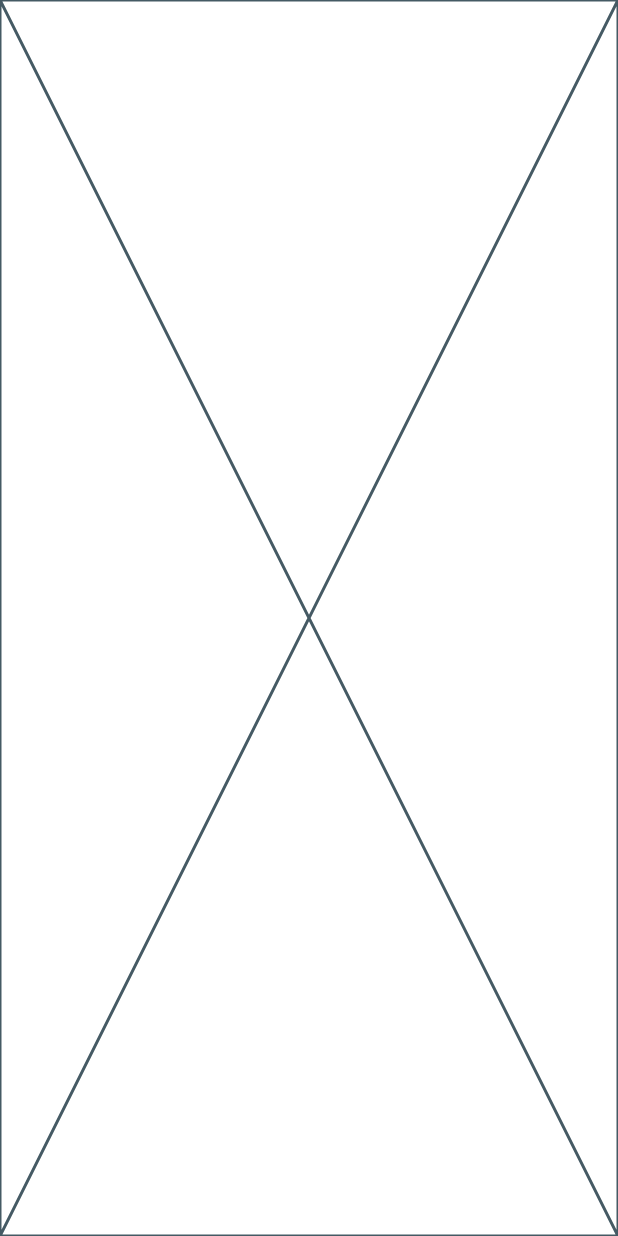
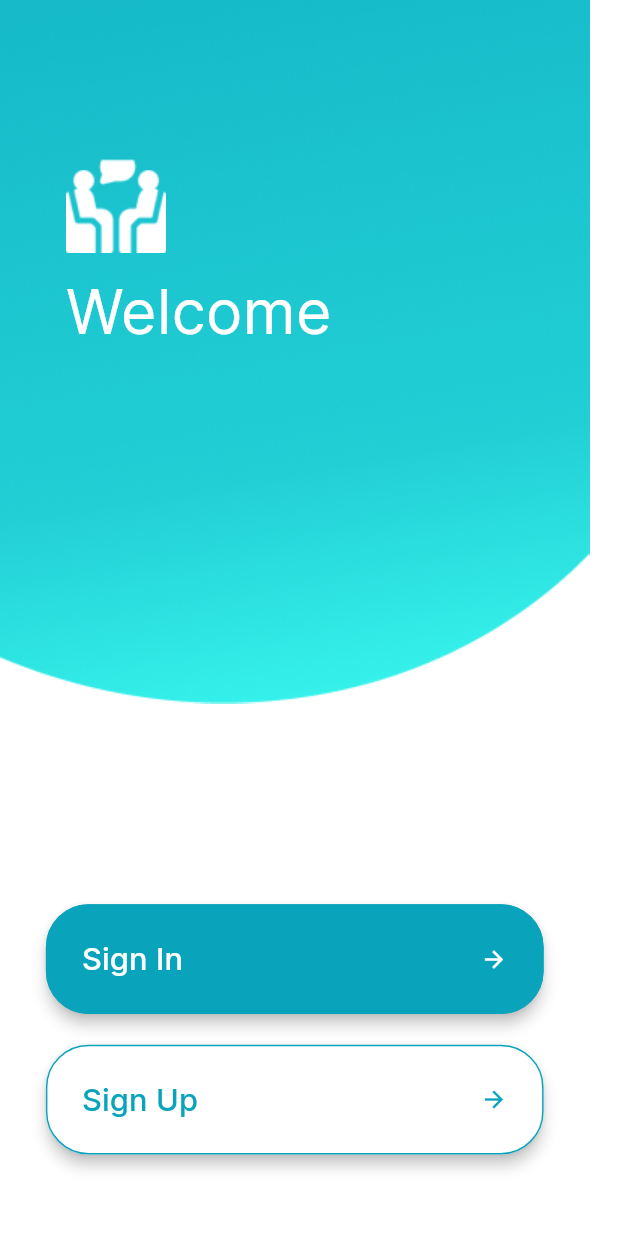
Before and after one commit to logicberry/counsellor_booking_app, a Flutter app: the screen it shows after launch, on a phone screen of 412 x 824 dp. Run offline on Flutter 3.47's test engine with Material 3 defaults, Android fonts, the light colour scheme and no system bars; our stand-ins replace flutter_screenutil, page_transition.

Commit message:
add splash & welcome screens

```diff
--- a/lib/common/appbar.dart
+++ b/lib/common/appbar.dart
@@ -25,7 +25,7 @@ class CLAppBar extends StatelessWidget implements PreferredSizeWidget {
           elevation: 0,
           backgroundColor: Colors.transparent,
           leadingWidth: 30,
-          title: AppTheme.gilroyText(title!, context,
+          title: AppTheme.clText(title!, context,
               size: 16,
               textColor: AppColors.primaryColor,
               fontWeight: FontWeight.w600),
--- a/lib/common/button.dart
+++ b/lib/common/button.dart
@@ -1,27 +1,28 @@
 import 'package:flutter/material.dart';
 import 'package:flutter_screenutil/flutter_screenutil.dart';
-
 
 class CLButtton extends StatelessWidget {
   final Widget child;
   final Color color;
+  final Color? borderColor;
   final VoidCallback onTap;
   const CLButtton(
       {super.key,
       required this.child,
       required this.color,
-      required this.onTap});
+      required this.onTap, this.borderColor});
 
   @override
   Widget build(BuildContext context) {
     return ElevatedButton(
       onPressed: onTap,
       style: ElevatedButton.styleFrom(
-          elevation: 0,
+          elevation: 4,
           backgroundColor: color,
           fixedSize: Size(302.w, 72.h),
-          shape:
-              RoundedRectangleBorder(borderRadius: BorderRadius.circular(10))),
+          shape: RoundedRectangleBorder(
+              side: BorderSide(color: borderColor!),
+              borderRadius: BorderRadius.circular(28.r))),
       child: child,
     );
   }
--- a/lib/core/app_assets.dart
+++ b/lib/core/app_assets.dart
@@ -10,4 +10,6 @@ class AssetPath {
   static const String logoGreen = '${assetPath}logo-green.png';
   static const String logoWhite = '${assetPath}logo-white.png';
   static const String otp = '${assetPath}otp.png';
+  static const String ellipse1 = '${assetPath}Ellipse1.png';
+  static const String ellipse2 = '${assetPath}Ellipse2.png';
 }
--- a/lib/core/app_colors.dart
+++ b/lib/core/app_colors.dart
@@ -3,7 +3,7 @@ import 'package:flutter/material.dart';
 @immutable
 class AppColors {
   const AppColors._();
-  static const Color primaryColor = Color(0xFF22215B);
+  static const Color primaryColor = Color(0xFF09A4BB);
   static const Color secondaryColor = Color(0xFFF1F3F6);
-    static const Color white = Color(0xFFFFFFFF);
+  static const Color white = Color(0xFFFFFFFF);
 }
--- a/lib/core/app_theme.dart
+++ b/lib/core/app_theme.dart
@@ -9,9 +9,9 @@ class AppTheme {
       ),
       scaffoldBackgroundColor: AppColors.white,
       textTheme: const TextTheme(),
-      fontFamily: 'Gilroy');
+      fontFamily: 'Inter');
 
-  static Text gilroyText(String text, BuildContext context,
+  static Text clText(String text, BuildContext context,
       {FontWeight? fontWeight,
       double? size,
       Color? textColor,
@@ -21,7 +21,7 @@ class AppTheme {
       text,
       textAlign: textAlign,
       style: TextStyle(
-          fontFamily: 'Gilroy',
+          fontFamily: 'Inter',
           fontSize: size?.h,
           fontWeight: fontWeight,
           color: textColor,
--- a/lib/features/authentication/screens/welcome.dart
+++ b/lib/features/authentication/screens/welcome.dart
@@ -0,0 +1,49 @@
+import 'package:counsellor/features/authentication/widgets/auth_button.dart';
+import 'package:flutter/material.dart';
+import 'package:flutter_screenutil/flutter_screenutil.dart';
+
+import '../../../core/core.dart';
+
+class WelcomeScreen extends StatelessWidget {
+  static const routeName = '/welcome-screen';
+  const WelcomeScreen({super.key});
+
+  @override
+  Widget build(BuildContext context) {
+    return Scaffold(
+        body: Column(
+      children: [
+        Stack(
+          children: [
+            Image.asset(AssetPath.ellipse1),
+            Positioned(
+              top: 100.h,
+              left: 40.w,
+              child: Column(
+                  crossAxisAlignment: CrossAxisAlignment.start,
+                  children: [
+                    Image.asset(AssetPath.logoWhite),
+                    Space.height(10.h),
+                    AppTheme.clText('Welcome', context,
+                        size: 40,
+                        fontWeight: FontWeight.w400,
+                        textColor: AppColors.white),
+                  ]),
+            ),
+          ],
+        ),
+        Space.height(130.h),
+        const AuthButton(
+          text: 'Sign In',
+          color: AppColors.primaryColor,
+        ),
+        Space.height(20.h),
+        const AuthButton(
+            text: 'Sign Up',
+            color: AppColors.white,
+            textColor: AppColors.primaryColor,
+            arrowColor: AppColors.primaryColor),
+      ],
+    ));
+  }
+}
--- /dev/null
+++ b/lib/features/authentication/widgets/auth_button.dart
@@ -0,0 +1,33 @@
+import 'package:flutter/material.dart';
+import 'package:flutter_screenutil/flutter_screenutil.dart';
+
+import '../../../common/button.dart';
+import '../../../core/core.dart';
+
+class AuthButton extends StatelessWidget {
+  final String text;
+  final Color color, textColor, arrowColor;
+  const AuthButton(
+      {super.key,
+      required this.text,
+      required this.color,
+      this.textColor = AppColors.white,
+      this.arrowColor = AppColors.white});
+
+  @override
+  Widget build(BuildContext context) {
+    return CLButtton(
+        borderColor: AppColors.primaryColor,
+        color: color,
+        onTap: () {},
+        child:
+            Row(mainAxisAlignment: MainAxisAlignment.spaceBetween, children: [
+          AppTheme.clText(text, context, size: 20.h, textColor: textColor),
+          Space.height(10.h),
+          Icon(
+            Icons.arrow_forward_sharp,
+            color: arrowColor,
+          )
+        ]));
+  }
+}
--- a/lib/main.dart
+++ b/lib/main.dart
@@ -1,7 +1,7 @@
 import 'package:counsellor/router.dart';
-import 'package:device_preview/device_preview.dart';
+// import 'package:device_preview/device_preview.dart';
 
-import 'package:flutter/foundation.dart';
+// import 'package:flutter/foundation.dart';
 import 'package:flutter/material.dart';
 import 'package:flutter/services.dart';
 import 'package:flutter_screenutil/flutter_screenutil.dart';
@@ -14,10 +14,11 @@ void main() {
   SystemChrome.setPreferredOrientations(
       [DeviceOrientation.portraitUp, DeviceOrientation.portraitDown]);
   runApp(
-    DevicePreview(
-      enabled: !kReleaseMode,
-      builder: (context) => const MyApp(),
-    ),
+    // DevicePreview(
+    //   enabled: !kReleaseMode,
+    //   builder: (context) => const MyApp(),
+    // ),
+    const MyApp()
   );
 }
 
@@ -32,8 +33,8 @@ class MyApp extends StatelessWidget {
           return GestureDetector(
             onTap: () => FocusManager.instance.primaryFocus?.unfocus(),
             child: MaterialApp(
-              locale: DevicePreview.locale(context),
-              builder: DevicePreview.appBuilder,
+              // locale: DevicePreview.locale(context),
+              // builder: DevicePreview.appBuilder,
               title: 'Counsellor',
               debugShowCheckedModeBanner: false,
               theme: AppTheme.theme,
--- a/lib/router.dart
+++ b/lib/router.dart
@@ -3,6 +3,7 @@ import 'package:flutter/material.dart';
 import 'package:page_transition/page_transition.dart';
 
 import 'core/core.dart';
+import 'features/authentication/screens/welcome.dart';
 
 Route<dynamic> generateRoute(RouteSettings routeSettings) {
   switch (routeSettings.name) {
@@ -14,12 +15,20 @@ Route<dynamic> generateRoute(RouteSettings routeSettings) {
         duration: const Duration(seconds: 1),
         alignment: Alignment.bottomCenter,
       );
-       default:
+    case WelcomeScreen.routeName:
+      return PageTransition(
+        settings: routeSettings,
+        child: const WelcomeScreen(),
+        type: PageTransitionType.rotate,
+        duration: const Duration(seconds: 1),
+        alignment: Alignment.bottomCenter,
+      );
+    default:
       return MaterialPageRoute(
         settings: routeSettings,
         builder: (_) => Scaffold(
           body: Center(
-              child: AppTheme.gilroyText(
+              child: AppTheme.clText(
                   'Screen no dey 😒',
                   size: 20,
                   _,
--- a/pubspec.yaml
+++ b/pubspec.yaml
@@ -63,7 +63,7 @@ flutter:
 
   # To add assets to your application, add an assets section, like this:
   assets:
-      - assets/images
+      - assets/images/
 
   fonts:
     - family: Inter
```
Also changed, not shown: lib/features/authentication/screens/signup_screen.dart (+11 -0 lines), lib/features/authentication/screens/splash_screen.dart (+47 -4 lines).
